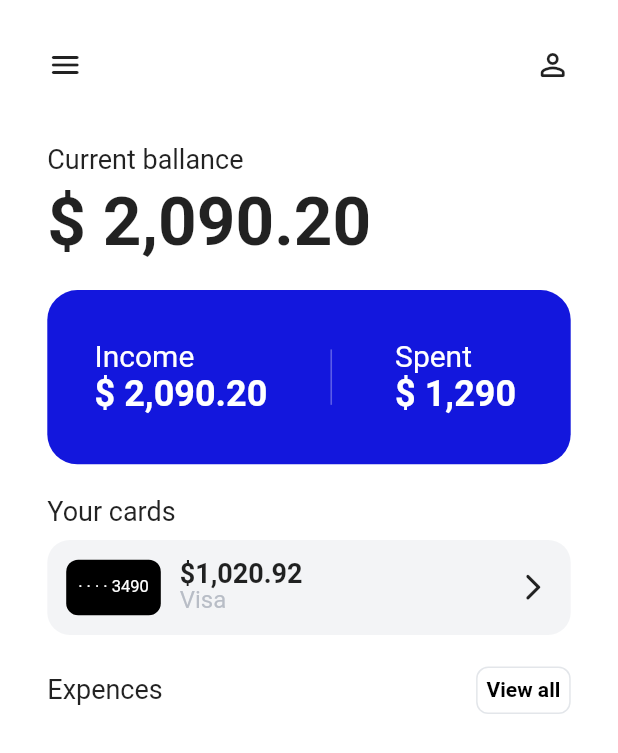
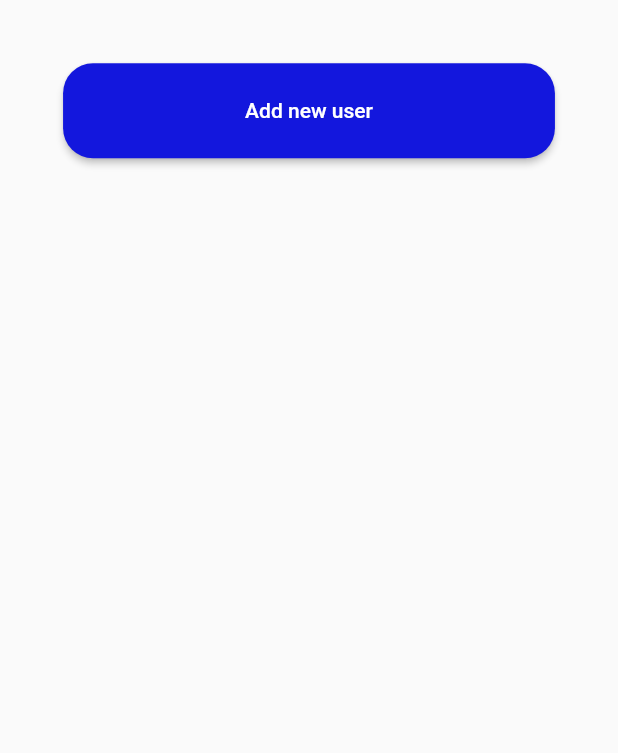
Before and after one commit to rscode77/money_tracking_app, a Flutter app: the screen it shows after launch, on a phone screen of 412 x 824 dp. Shown: the top 753 px of the screen. Run offline on Flutter 3.47's test engine with Material 2 defaults, Android fonts, the phone set to English and light mode, and no system bars; our stand-ins replace bloc, equatable, flutter_bloc, flutter_screenutil, gap, google_fonts and 2 more; accounts and stored records are empty.

Commit message:
update
updated bloc

```diff
--- a/lib/features/balance/blocs/expences/expences_bloc.dart
+++ b/lib/features/balance/blocs/expences/expences_bloc.dart
@@ -8,17 +8,19 @@ part 'expences_event.dart';
 part 'expences_state.dart';
 
 class ExpencesBloc extends Bloc<ExpencesEvent, ExpencesState> {
-  ExpencesBloc() : super(const ExpencesState(database: null, spent: 0, userExpences: [])) {
+  ExpencesBloc() : super(const ExpencesState(spent: 0, userExpences: [])) {
     on<InsertUserExpenceEvent>((event, emit) async {
-      await ExpencesRepositoryImpl().insertExpence(database: state.database!, userExpence: event.userExpence);
-      add(GetExpencesEvent());
-    });
-    on<InitExpenceDatabaseEvent>((event, emit) async {
-      var database = await ExpencesRepositoryImpl().initializeDatabase();
-      emit(state.copyWith(database: database));
+      await ExpencesRepositoryImpl().insertExpence(
+        database: event.database,
+        userExpence: event.userExpence,
+      );
+      add(GetExpencesEvent(database: event.database, user: event.user));
     });
     on<GetExpencesEvent>((event, emit) async {
-      var userExpences = await ExpencesRepositoryImpl().getExpences(database: state.database!);
+      var userExpences = await ExpencesRepositoryImpl().getExpences(
+        database: event.database,
+        user: event.user,
+      );
       emit(state.copyWith(userExpences: userExpences));
     });
   }
--- a/lib/features/balance/blocs/expences/expences_event.dart
+++ b/lib/features/balance/blocs/expences/expences_event.dart
@@ -8,13 +8,26 @@ abstract class ExpencesEvent extends Equatable {
   List<Object> get props => [];
 }
 
-class InitExpenceDatabaseEvent extends ExpencesEvent {}
-
 class InsertUserExpenceEvent extends ExpencesEvent {
+  final Database database;
+  final String user;
   final UserExpence userExpence;
   const InsertUserExpenceEvent({
+    required this.database,
+    required this.user,
     required this.userExpence,
   });
 }
 
-class GetExpencesEvent extends ExpencesEvent {}
+class GetExpencesEvent extends ExpencesEvent {
+  final String user;
+  final Database database;
+
+  const GetExpencesEvent({
+    required this.user,
+    required this.database,
+  });
+
+  @override
+  List<Object> get props => [user, database];
+}
--- a/lib/features/balance/blocs/expences/expences_state.dart
+++ b/lib/features/balance/blocs/expences/expences_state.dart
@@ -3,17 +3,15 @@ part of 'expences_bloc.dart';
 
 class ExpencesState extends Equatable {
   const ExpencesState({
-    required this.database,
     required this.userExpences,
     required this.spent,
   });
 
-  final Database? database;
   final List<UserExpence> userExpences;
   final double spent;
 
   @override
-  List<Object?> get props => [database, userExpences, spent];
+  List<Object?> get props => [userExpences, spent];
 
   ExpencesState copyWith({
     Database? database,
@@ -21,7 +19,6 @@ class ExpencesState extends Equatable {
     double? spent,
   }) {
     return ExpencesState(
-      database: database ?? this.database,
       userExpences: userExpences ?? this.userExpences,
       spent: spent ?? this.spent,
     );
--- a/lib/features/balance/domain/data/repositories/expences_repository_impl.dart
+++ b/lib/features/balance/domain/data/repositories/expences_repository_impl.dart
@@ -29,7 +29,10 @@ class ExpencesRepositoryImpl extends ExpencesRepository {
   }
 
   @override
-  Future<List<UserExpence>> getExpences({required Database database}) async {
+  Future<List<UserExpence>> getExpences({
+    required Database database,
+    required String user,
+  }) async {
     final db = database;
 
     final List<Map<String, dynamic>> maps = await db.query('expences');
@@ -40,6 +43,7 @@ class ExpencesRepositoryImpl extends ExpencesRepository {
         category: maps[i]['category'],
         value: maps[i]['value'],
         time: maps[i]['time'],
+        user: maps[i]['user'],
       );
     });
   }
@@ -49,19 +53,4 @@ class ExpencesRepositoryImpl extends ExpencesRepository {
     // TODO: implement updateExpence
     throw UnimplementedError();
   }
-
-  @override
-  Future<Database> initializeDatabase() async {
-    await deleteDatabase('expences_database.db');
-    final database = openDatabase(
-      join(await getDatabasesPath(), 'expences_database.db'),
-      onCreate: (db, version) {
-        return db.execute(
-          'CREATE TABLE expences(id INTEGER PRIMARY KEY, category TEXT, value FLOAT, time TEXT)',
-        );
-      },
-      version: 1,
-    );
-    return database;
-  }
 }
--- a/lib/features/balance/domain/entities/user_card.dart
+++ b/lib/features/balance/domain/entities/user_card.dart
@@ -2,10 +2,12 @@ class UserCard {
   final int lastFourDigits;
   final double value;
   final String name;
+  final String user;
 
   UserCard({
     required this.lastFourDigits,
     required this.value,
     required this.name,
+    required this.user,
   });
 }
--- a/lib/features/balance/domain/entities/user_expence.dart
+++ b/lib/features/balance/domain/entities/user_expence.dart
@@ -5,11 +5,13 @@ class UserExpence {
   final String category;
   final String time;
   final double value;
+  final String user;
   UserExpence({
     required this.id,
     required this.category,
     required this.time,
     required this.value,
+    required this.user,
   });
 
   Map<String, dynamic> toMap() {
@@ -18,6 +20,7 @@ class UserExpence {
       'category': category,
       'time': time,
       'value': value,
+      'user': user,
     };
   }
 
--- a/lib/features/balance/domain/repositories/expences_repository.dart
+++ b/lib/features/balance/domain/repositories/expences_repository.dart
@@ -3,8 +3,10 @@ import 'package:sqflite/sqflite.dart';
 import '../entities/user_expence.dart';
 
 abstract class ExpencesRepository {
-  Future<Database> initializeDatabase();
-  Future<List<UserExpence>> getExpences({required Database database});
+  Future<List<UserExpence>> getExpences({
+    required Database database,
+    required String user,
+  });
   Future<UserExpence> getExpence();
   Future<void> insertExpence({required Database database, required UserExpence userExpence});
   Future<void> updateExpence();
--- a/lib/features/balance/presentation/views/balance_view.dart
+++ b/lib/features/balance/presentation/views/balance_view.dart
@@ -4,6 +4,8 @@ import 'package:flutter_screenutil/flutter_screenutil.dart';
 import 'package:gap/gap.dart';
 import 'package:money_tracking_app/constants/app_constants.dart';
 
+import '../../../user/blocs/user/user_bloc.dart';
+import '../../blocs/card/card_bloc.dart';
 import '../../blocs/expences/expences_bloc.dart';
 import '../widgets/current_balance_widget.dart';
 import '../widgets/expences_widget.dart';
@@ -13,19 +15,36 @@ import '../widgets/user_header_widget.dart';
 import '../widgets/your_cards_header_widget.dart';
 import '../widgets/your_cards_widget.dart';
 
-class BallanceView extends StatefulWidget {
-  const BallanceView({super.key});
+class BalanceView extends StatefulWidget {
+  const BalanceView({super.key});
 
   @override
-  State<BallanceView> createState() => _BallanceViewState();
+  State<BalanceView> createState() => _BalanceViewState();
 }
 
-class _BallanceViewState extends State<BallanceView> {
+class _BalanceViewState extends State<BalanceView> {
   @override
   Widget build(BuildContext context) {
     return Scaffold(
       backgroundColor: backgroundColor,
       body: SafeArea(
+        child: BlocBuilder<UserBloc, UserState>(
+          builder: (context, userState) {
+            return MultiBlocProvider(
+              providers: [
+                BlocProvider(
+                  create: (BuildContext context) => ExpencesBloc()
+                    ..add(
+                      GetExpencesEvent(
+                        user: userState.user!,
+                        database: userState.database!,
+                      ),
+                    ),
+                ),
+                BlocProvider(
+                  create: (BuildContext context) => CardBloc(),
+                ),
+              ],
               child: Container(
                 margin: EdgeInsets.symmetric(horizontal: 30.w, vertical: 30.h),
                 child: Column(
@@ -65,6 +84,9 @@ class _BallanceViewState extends State<BallanceView> {
                   ],
                 ),
               ),
+            );
+          },
+        ),
       ),
     );
   }
--- /dev/null
+++ b/lib/features/user/blocs/user/user_bloc.dart
@@ -0,0 +1,16 @@
+import 'package:bloc/bloc.dart';
+import 'package:equatable/equatable.dart';
+import 'package:money_tracking_app/features/user/data/repositories/user_repository_impl.dart';
+import 'package:sqflite/sqflite.dart';
+
+part 'user_event.dart';
+part 'user_state.dart';
+
+class UserBloc extends Bloc<UserEvent, UserState> {
+  UserBloc() : super(const UserState(database: null, user: '')) {
+    on<InitDatabse>((event, emit) async {
+      var database = await UserRepositoryImpl().initializeDatabase();
+      emit(state.copyWith(database: database, user: 'user'));
+    });
+  }
+}
--- /dev/null
+++ b/lib/features/user/blocs/user/user_event.dart
@@ -0,0 +1,10 @@
+part of 'user_bloc.dart';
+
+abstract class UserEvent extends Equatable {
+  const UserEvent();
+
+  @override
+  List<Object> get props => [];
+}
+
+class InitDatabse extends UserEvent {}
--- /dev/null
+++ b/lib/features/user/blocs/user/user_state.dart
@@ -0,0 +1,24 @@
+part of 'user_bloc.dart';
+
+class UserState extends Equatable {
+  final Database? database;
+  final String? user;
+
+  const UserState({
+    required this.database,
+    required this.user,
+  });
+
+  @override
+  List<Object?> get props => [database, user];
+
+  UserState copyWith({
+    Database? database,
+    String? user,
+  }) {
+    return UserState(
+      user: user ?? this.user,
+      database: database ?? this.database,
+    );
+  }
+}
--- /dev/null
+++ b/lib/features/user/data/repositories/user_repository_impl.dart
@@ -0,0 +1,23 @@
+import 'package:sqflite/sqflite.dart';
+import 'package:sqflite_common/sqlite_api.dart';
+import 'package:path/path.dart';
+
+import '../../repositories/user_repository.dart';
+
+class UserRepositoryImpl extends UserRepository {
+  @override
+  Future<Database> initializeDatabase() async {
+    await deleteDatabase('expences_database.db');
+    final database = openDatabase(
+      join(await getDatabasesPath(), 'expences_database.db'),
+      onCreate: (db, version) {
+        return db.execute('CREATE TABLE expences(id INTEGER PRIMARY KEY, category TEXT, value FLOAT, time TEXT, user TEXT)'
+            //  +
+            //     'CREATE TABLE cards(id INTEGER PRIMARY KEY, lastFourDigits TEXT, value FLOAT, name TEXT, user TEXT)',
+            );
+      },
+      version: 1,
+    );
+    return database;
+  }
+}
--- /dev/null
+++ b/lib/features/user/presentation/views/user_view.dart
@@ -0,0 +1,42 @@
+import 'package:flutter/material.dart';
+import 'package:flutter_bloc/flutter_bloc.dart';
+import 'package:flutter_screenutil/flutter_screenutil.dart';
+import 'package:money_tracking_app/constants/app_constants.dart';
+import 'package:money_tracking_app/route.dart';
+
+import '../../blocs/user/user_bloc.dart';
+
+class UserView extends StatelessWidget {
+  const UserView({super.key});
+
+  @override
+  Widget build(BuildContext context) {
+    return Scaffold(
+      body: SafeArea(
+        child: BlocBuilder<UserBloc, UserState>(
+          builder: (context, state) {
+            return state.database == null
+                ? CircularProgressIndicator()
+                : Container(
+                    margin: EdgeInsets.symmetric(horizontal: 40.w, vertical: 40.h),
+                    width: double.infinity,
+                    height: 60.h,
+                    child: ElevatedButton(
+                      style: ElevatedButton.styleFrom(
+                        backgroundColor: mainBlue,
+                        shape: RoundedRectangleBorder(
+                          borderRadius: BorderRadius.circular(20),
+                        ),
+                      ),
+                      onPressed: () => Navigator.pushNamedAndRemoveUntil(context, balanceView, (route) => false),
+                      child: const Text(
+                        'Add new user',
+                      ),
+                    ),
+                  );
+          },
+        ),
+      ),
+    );
+  }
+}
--- /dev/null
+++ b/lib/features/user/repositories/user_repository.dart
@@ -0,0 +1,5 @@
+import 'package:sqflite/sqflite.dart';
+
+abstract class UserRepository {
+  Future<Database> initializeDatabase();
+}
--- a/lib/main.dart
+++ b/lib/main.dart
@@ -5,6 +5,7 @@ import 'package:money_tracking_app/features/balance/domain/entities/user_expence
 
 import 'features/balance/blocs/card/card_bloc.dart';
 import 'features/balance/blocs/expences/expences_bloc.dart';
+import 'features/user/blocs/user/user_bloc.dart';
 import 'route.dart' as route;
 
 void main() {
@@ -21,10 +22,7 @@ class MyApp extends StatelessWidget {
         return MultiBlocProvider(
           providers: [
             BlocProvider(
-              create: (BuildContext context) => CardBloc(),
-            ),
-            BlocProvider(
-              create: (BuildContext context) => ExpencesBloc()..add(InitExpenceDatabaseEvent()),
+              create: (BuildContext context) => UserBloc()..add(InitDatabse()),
             ),
           ],
           child: MaterialApp(
--- a/lib/route.dart
+++ b/lib/route.dart
@@ -1,13 +1,18 @@
 import 'package:flutter/material.dart';
 import 'package:money_tracking_app/features/balance/presentation/views/balance_view.dart';
+import 'package:money_tracking_app/features/user/presentation/views/user_view.dart';
 
 const String userView = '/';
+const String balanceView = '/balance';
 
 Route<dynamic> controller(RouteSettings settings) {
   WidgetBuilder builder;
   switch (settings.name) {
     case userView:
-      builder = (BuildContext context) => const BallanceView();
+      builder = (BuildContext context) => const UserView();
+      break;
+    case balanceView:
+      builder = (BuildContext context) => const BalanceView();
       break;
     default:
       throw ('Route does not exist');
```
Lines whose indentation alone changed are shown as unchanged.
